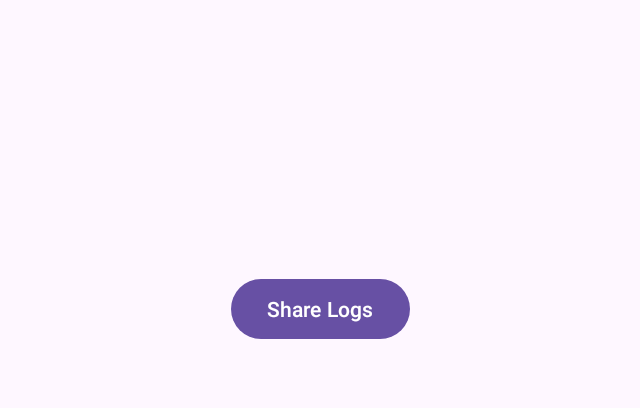
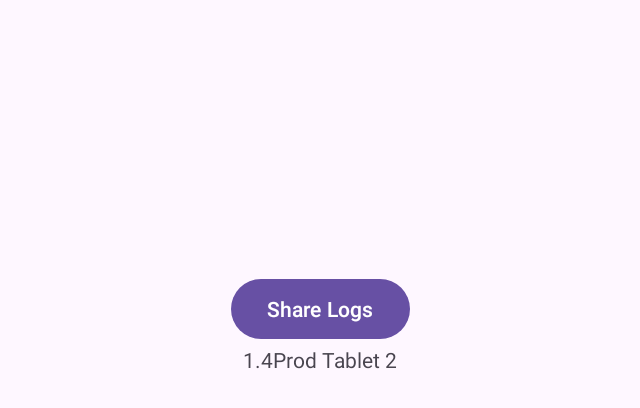
Before and after one commit to antonyjustin-nesh/DemoProject, an Android app: the screen it shows after launch (MainActivity), on a phone screen of 824 x 412 dp (held sideways). Shown: the top 408 px of the screen, without its empty margins (298-938 px from the left). Run offline under Robolectric (Android 15) with nearby library versions, the phone set to English and light mode, and no system bars; our stand-ins replace Dagger/Hilt's generated code, Room's generated code; libraries missing offline, so code that uses them is left out: logcat.logcat, org.eclipse.paho; 5 statements that could not run were skipped.

Commit message:
Version updated and added version showing on the main page.

```diff
--- a/app/src/main/java/com/nlevcluster/sender/MainActivity.kt
+++ b/app/src/main/java/com/nlevcluster/sender/MainActivity.kt
@@ -3,6 +3,7 @@ package com.nlevcluster.sender
 import android.content.Intent
 import android.os.Bundle
 import android.widget.Button
+import android.widget.TextView
 import androidx.activity.viewModels
 import androidx.appcompat.app.AppCompatActivity
 import androidx.core.content.FileProvider
@@ -33,9 +34,21 @@ class MainActivity : AppCompatActivity() {
         setContentView(R.layout.activity_main)
         connectMqttClient()
         viewModel.sendData()
+
         findViewById<Button>(R.id.shareLogs).setOnClickListener {
             shareLogFile()
         }
+
+        var version = BuildConfig.VERSION_NAME
+        if (BuildConfig.IS_PRODUCTION) {
+            version += when(BuildConfig.TABLET) {
+                "4123" -> "Prod Tablet 1"
+                "3283" -> "Prod Tablet 2"
+                else -> "Prod Tablet 3"
+            }
+        }
+        findViewById<TextView>(R.id.version).text = version
+
     }
 
     /**
--- a/app/src/main/res/layout/activity_main.xml
+++ b/app/src/main/res/layout/activity_main.xml
@@ -16,4 +16,13 @@
         app:layout_constraintStart_toStartOf="parent"
         app:layout_constraintTop_toTopOf="parent" />
 
+    <com.google.android.material.textview.MaterialTextView
+        android:id="@+id/version"
+        android:layout_width="wrap_content"
+        android:layout_height="wrap_content"
+        app:layout_constraintTop_toBottomOf="@+id/shareLogs"
+        app:layout_constraintStart_toStartOf="parent"
+        app:layout_constraintEnd_toEndOf="parent"
+        android:text="Version "/>
+
 </androidx.constraintlayout.widget.ConstraintLayout>
```
Also changed, not shown: app/build.gradle.kts (+5 -2 lines), app/src/main/java/com/nlevcluster/sender/MainViewModel.kt (+8 -2 lines).
